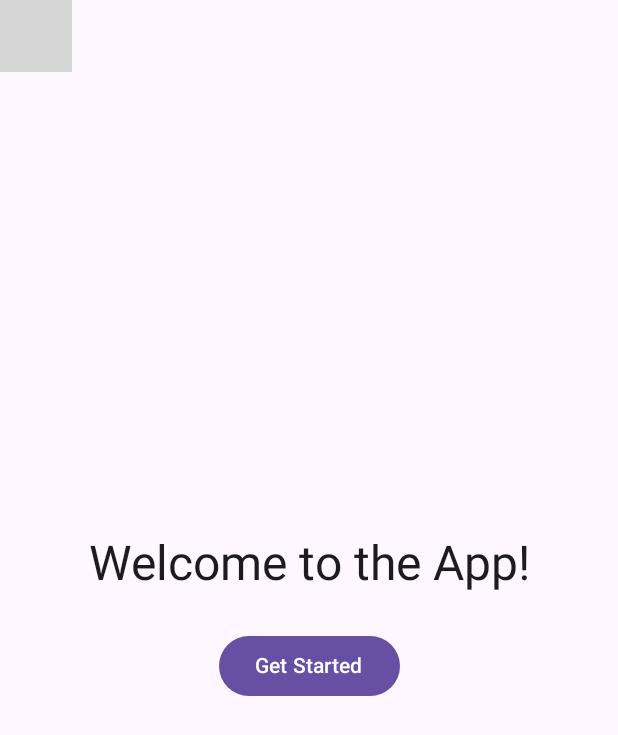
After one commit to app-z/Passwords, an Android app built with Jetpack Compose: the composable AboutScreen shown on its own in the app's theme, on a phone screen of 412 x 824 dp. The commit adds this screen. Shown: the top 735 px of the screen. Run offline under Robolectric (Android 15) with nearby library versions, the phone set to English and light mode, and no system bars; 1 statement that could not run was skipped; grey boxes are pictures that could not be loaded.

Commit message:
about_screen

```diff
--- a/composeApp/src/commonMain/composeResources/values/strings.xml
+++ b/composeApp/src/commonMain/composeResources/values/strings.xml
@@ -8,6 +8,7 @@
 
     <string name="add_password">Add passwords</string>
     <string name="edit_password">Edit passwords</string>
+    <string name="about">About</string>
 
 
 
--- /dev/null
+++ b/composeApp/src/commonMain/kotlin/com/storage/passwords/presentation/about/AboutScreen.kt
@@ -0,0 +1,64 @@
+package com.storage.passwords.presentation.about
+
+import androidx.compose.foundation.layout.Arrangement
+import androidx.compose.foundation.layout.Column
+import androidx.compose.foundation.layout.PaddingValues
+import androidx.compose.foundation.layout.fillMaxSize
+import androidx.compose.foundation.layout.padding
+import androidx.compose.material3.Button
+import androidx.compose.material3.MaterialTheme
+import androidx.compose.material3.Surface
+import androidx.compose.material3.Text
+import androidx.compose.runtime.Composable
+import androidx.compose.ui.Alignment
+import androidx.compose.ui.ExperimentalComposeUiApi
+import androidx.compose.ui.Modifier
+import androidx.compose.ui.backhandler.BackHandler
+import androidx.compose.ui.unit.dp
+import org.jetbrains.compose.ui.tooling.preview.Preview
+
+@OptIn(ExperimentalComposeUiApi::class)
+@Composable
+fun AboutScreen(onStartClick: () -> Unit,
+                paddingValues: PaddingValues) {
+
+    BackHandler(enabled = true) {
+        println("BackHandler")
+        onStartClick.invoke()
+    }
+
+    Surface(
+        modifier = Modifier.fillMaxSize(),
+        color = MaterialTheme.colorScheme.background
+    ) {
+        Column(
+            modifier = Modifier
+                .fillMaxSize()
+                .padding(16.dp),
+            verticalArrangement = Arrangement.Center,
+            horizontalAlignment = Alignment.CenterHorizontally
+        ) {
+            Text(
+                text = "Welcome to the App!",
+                style = MaterialTheme.typography.headlineLarge,
+                modifier = Modifier.padding(bottom = 24.dp)
+            )
+            Button(onClick = onStartClick) {
+                Text("Get Started")
+            }
+        }
+    }
+}
+
+@Preview()
+@Composable
+fun PreviewWelcomeScreen() {
+    Surface(
+        color = MaterialTheme.colorScheme.background
+    ) {
+        AboutScreen(
+            paddingValues = PaddingValues(),
+            onStartClick = {}
+        )
+    }
+}
```
Also changed, not shown: composeApp/src/commonMain/kotlin/com/storage/passwords/presentation/menu/BurgerMenu.kt (+13 -14 lines), composeApp/src/commonMain/kotlin/com/storage/passwords/presentation/menu/navigation/NavigationApplication.kt (+12 -6 lines), composeApp/src/commonMain/kotlin/com/storage/passwords/presentation/menu/navigation/Screen.kt (+7 -1 lines), 1 other file.
